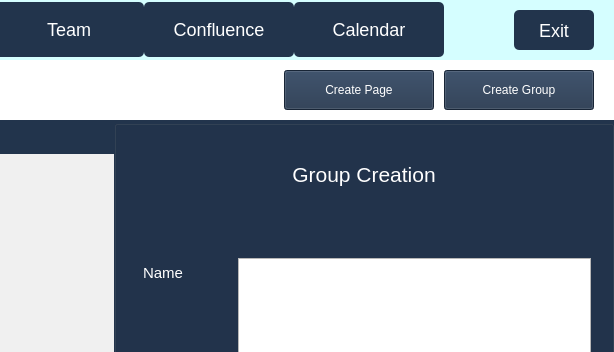
The window that code/Staging_Environment/Recovered/Staging_Environment_Recorverd/parentboard.ui (muazzamaqeel/Software-Project-CTS-5) describes before a commit, drawn with Qt 5; both pictures show x 666 to 1280 and y 0 to 352 of the 1280 by 720 pixel window.
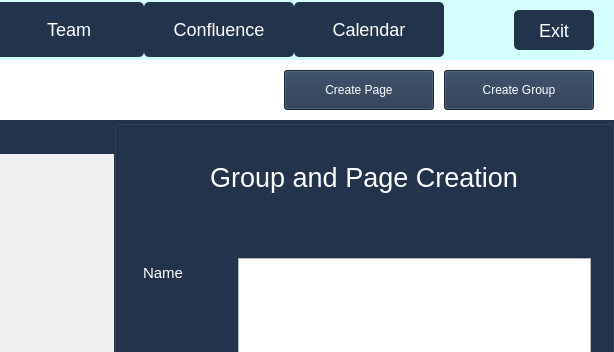
The same window after the commit. The open tabs and pages were chosen to show the change. Icons and pictures are not drawn.

Diff of the .ui file:
```diff
--- a/code/Staging_Environment/Recovered/Staging_Environment_Recorverd/parentboard.ui
+++ b/code/Staging_Environment/Recovered/Staging_Environment_Recorverd/parentboard.ui
@@ -4140,7 +4140,7 @@
 li.unchecked::marker { content: &quot;\2610&quot;; }
 li.checked::marker { content: &quot;\2612&quot;; }
 &lt;/style&gt;&lt;/head&gt;&lt;body style=&quot; font-family:'Segoe UI'; font-size:9pt; font-weight:400; font-style:normal;&quot;&gt;
-&lt;p align=&quot;center&quot; style=&quot; margin-top:0px; margin-bottom:0px; margin-left:0px; margin-right:0px; -qt-block-indent:0; text-indent:0px;&quot;&gt;&lt;span style=&quot; font-size:16pt; color:#ffffff;&quot;&gt;Group Creation&lt;/span&gt;&lt;/p&gt;&lt;/body&gt;&lt;/html&gt;</string>
+&lt;p align=&quot;center&quot; style=&quot; margin-top:0px; margin-bottom:0px; margin-left:0px; margin-right:0px; -qt-block-indent:0; text-indent:0px;&quot;&gt;&lt;span style=&quot; font-size:20pt; color:#ffffff;&quot;&gt;Group and Page Creation&lt;/span&gt;&lt;/p&gt;&lt;/body&gt;&lt;/html&gt;</string>
                 </property>
                </widget>
               </item>
```
Left out of the diff: 2 changed lines with no effect on the pictures.
